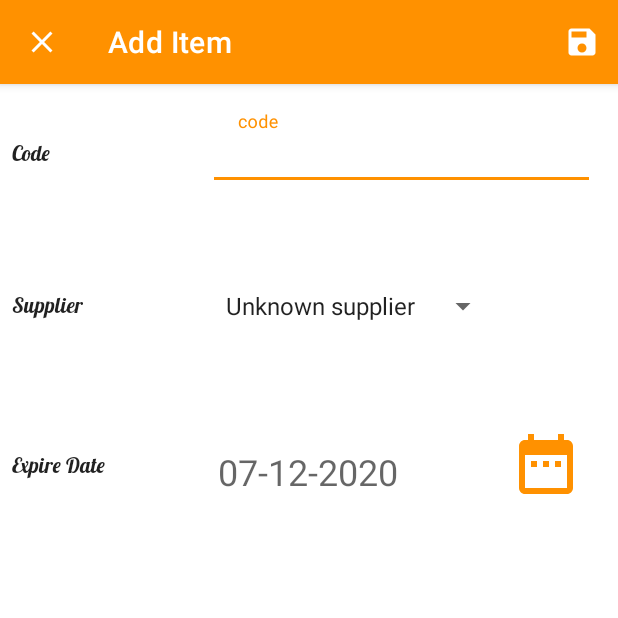
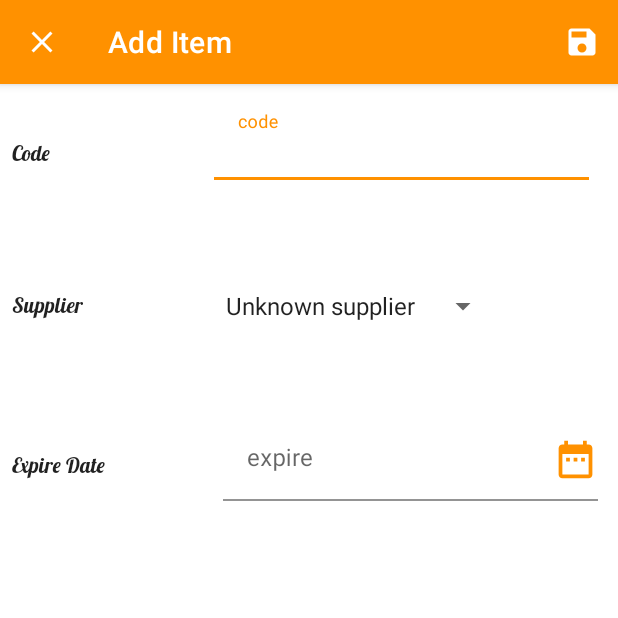
Before and after one commit to samsofa/ExpiredHelper, an Android app: the screen it shows after launch (AddEditItemActivity), after a tap on an icon or button, on a phone screen of 412 x 824 dp, the top half of it. Run offline under Robolectric (Android 15) with nearby library versions, the phone set to English and light mode, and no system bars; our stand-ins replace Room's generated code; libraries missing offline, so code that uses them is left out: it.xabaras.android.

Commit message:
add expiry date in item row

```diff
--- a/app/src/main/java/com/samsofa/expiredhelper/models/Item.java
+++ b/app/src/main/java/com/samsofa/expiredhelper/models/Item.java
@@ -20,7 +20,7 @@ public class Item implements Parcelable {
   private String supplier;
 
   @ColumnInfo(name = "expire_date")
-  private final long expireDate;
+  private long expireDate;
 
 
   public Item(String code, String supplier, long expireDate) {
--- a/app/src/main/java/com/samsofa/expiredhelper/ui/AddEditItemActivity.java
+++ b/app/src/main/java/com/samsofa/expiredhelper/ui/AddEditItemActivity.java
@@ -2,6 +2,7 @@ package com.samsofa.expiredhelper.ui;
 
 import android.app.AlertDialog;
 import android.app.DatePickerDialog;
+import android.app.DatePickerDialog.OnDateSetListener;
 import android.content.DialogInterface;
 import android.content.DialogInterface.OnClickListener;
 import android.content.Intent;
@@ -10,6 +11,7 @@ import android.graphics.drawable.ColorDrawable;
 import android.os.Bundle;
 import android.text.TextUtils;
 import android.util.Log;
+import android.view.Gravity;
 import android.view.Menu;
 import android.view.MenuItem;
 import android.view.MotionEvent;
@@ -18,7 +20,9 @@ import android.view.View.OnTouchListener;
 import android.widget.AdapterView;
 import android.widget.AdapterView.OnItemSelectedListener;
 import android.widget.ArrayAdapter;
+import android.widget.DatePicker;
 import android.widget.EditText;
+import android.widget.ImageView;
 import android.widget.Spinner;
 import android.widget.Toast;
 import androidx.annotation.NonNull;
@@ -30,6 +34,7 @@ import com.google.android.material.textfield.TextInputLayout;
 import com.samsofa.expiredhelper.R;
 import com.samsofa.expiredhelper.models.Item;
 import com.samsofa.expiredhelper.viewModels.ItemViewModel;
+import java.text.SimpleDateFormat;
 import java.util.Calendar;
 
 
@@ -37,11 +42,13 @@ public class AddEditItemActivity extends AppCompatActivity {
 
   private static final String TAG = "AddEditItemActivity";
 
-  TextInputLayout codeTextInputLayout, supplierTextInputLayout, expireTextInputLayout;
+  TextInputLayout codeTextInputLayout, expireDateInputLayout;
   EditText codeEditText, expireDateEditText;
+  ImageView calendarImage;
+
 
   String codeString, expireCode;
-
+  long expireDateMilliSec;
   ItemViewModel itemViewModel;
 
   private Spinner mSupplierSpinner;
@@ -49,6 +56,7 @@ public class AddEditItemActivity extends AppCompatActivity {
 
   private int itemId = -1;
 
+  private DatePickerDialog.OnDateSetListener mOnDateSetListener;
 
   Item selectedItem;
   /**
@@ -68,9 +76,12 @@ public class AddEditItemActivity extends AppCompatActivity {
     }
   };
 
+
   @Override
   protected void onCreate(Bundle savedInstanceState) {
     super.onCreate(savedInstanceState);
+    overridePendingTransition(R.anim.fade_in, R.anim.fade_out);
+
     setContentView(R.layout.activity_add_edit_item);
 
     viewInit();
@@ -84,7 +95,11 @@ public class AddEditItemActivity extends AppCompatActivity {
       setTitle("Edit Item");
       selectedItem = intent.getParcelableExtra("selected_item");
       codeEditText.setText(selectedItem.getCode());
-      expireDateEditText.setText(String.valueOf(selectedItem.getExpireDate()));
+      expireDateMilliSec = selectedItem.getExpireDate();
+
+      expireDateEditText.setText(getFormattedDate(expireDateMilliSec));
+//      Toast.makeText(this, "formatedDate: " + itemViewModel.getFormattedDate(expireDateMilliSec), Toast.LENGTH_SHORT).show();
+
       mSupplier = selectedItem.getSupplier();
       itemId = selectedItem.getId();
       addValueToSpinner();
@@ -102,6 +117,27 @@ public class AddEditItemActivity extends AppCompatActivity {
         .get(ItemViewModel.class);
 
     codeEditText.setOnTouchListener(mOnTouchListener);
+    expireDateEditText.setOnTouchListener(mOnTouchListener);
+
+    expireDateEditText.setOnClickListener(new View.OnClickListener() {
+      @Override
+      public void onClick(View v) {
+        displayDatePicker();
+      }
+    });
+
+    mOnDateSetListener = new OnDateSetListener() {
+      @Override
+      public void onDateSet(DatePicker view, int year, int month, int dayOfMonth) {
+        Calendar cal = Calendar.getInstance();
+        cal.set(year, month, dayOfMonth);
+
+        expireDateMilliSec = cal.getTimeInMillis();
+
+        expireDateEditText.setText(getFormattedDate(expireDateMilliSec));
+      }
+    };
+
 
   }
 
@@ -163,7 +199,7 @@ public class AddEditItemActivity extends AppCompatActivity {
 
     extractValueFromEditText();
 
-    Item newEditItem = new Item(codeString, mSupplier, Long.parseLong(expireCode));
+    Item newEditItem = new Item(codeString, mSupplier, expireDateMilliSec);
 
     if (validation(codeTextInputLayout, codeString)) {
       if (itemId != -1) {
@@ -191,19 +227,20 @@ public class AddEditItemActivity extends AppCompatActivity {
 
   private void extractValueFromEditText() {
     codeString = codeEditText.getText().toString();
-    expireCode = expireDateEditText.getText().toString();
+    // expireCode = expireDateEditText.getText().toString();
 
   }
 
   private void viewInit() {
     //EditText
     codeEditText = findViewById(R.id.et_code_name);
+    expireDateEditText = findViewById(R.id.et_expire_date);
     mSupplierSpinner = findViewById(R.id.spinner_supplier);
-   // expireDateEditText = findViewById(R.id.et_expire);
-    //textInputLayout
-    codeTextInputLayout = findViewById(R.id.code_textInputLayout);
-    supplierTextInputLayout = findViewById(R.id.supplier_textInputLayout);
-    //  expireTextInputLayout = findViewById(R.id.expire_textInputLayout);
+
+    calendarImage = findViewById(R.id.imgv_calendar);
+    expireDateInputLayout = findViewById(R.id.til_expire_date);
+    codeTextInputLayout = findViewById(R.id.til_code);
+
 
   }
 
@@ -369,17 +406,30 @@ public class AddEditItemActivity extends AppCompatActivity {
 
 
   private void displayDatePicker() {
+
     Calendar calendar = Calendar.getInstance();
+
     int year = calendar.get(Calendar.YEAR);
     int month = calendar.get(Calendar.MONTH);
     int day = calendar.get(Calendar.DAY_OF_MONTH);
 
-//    DatePickerDialog dialog = new DatePickerDialog(AddEditItemActivity.this, android.R.style.Theme_Holo_Light_Dialog_MinWidth
-//
-//        year, month, day);
+    DatePickerDialog dialog = new DatePickerDialog(AddEditItemActivity.this,
+        android.R.style.Theme_Holo_Light_Dialog_MinWidth
+        , mOnDateSetListener,
+        year, month, day);
 
-//    dialog.getWindow().setBackgroundDrawable(new ColorDrawable(Color.GRAY));
-//    dialog.show();
+    //select date for future time not past time
+    dialog.getDatePicker().setMinDate(System.currentTimeMillis() - 1000);
+    dialog.getWindow().setBackgroundDrawable(new ColorDrawable(Color.GRAY));
+    dialog.getWindow().setGravity(Gravity.BOTTOM);
+    dialog.show();
   }
 
+
+  private String getFormattedDate(long dateInMillisec) {
+
+    SimpleDateFormat simpleDateFormat = new SimpleDateFormat("MMM dd,yyyy");
+
+    return simpleDateFormat.format(dateInMillisec);
+  }
 }
--- a/app/src/main/java/com/samsofa/expiredhelper/viewModels/ItemViewModel.java
+++ b/app/src/main/java/com/samsofa/expiredhelper/viewModels/ItemViewModel.java
@@ -6,8 +6,9 @@ import androidx.lifecycle.AndroidViewModel;
 import androidx.lifecycle.LiveData;
 import com.samsofa.expiredhelper.models.Item;
 import com.samsofa.expiredhelper.repo.ItemRepository;
+import java.text.SimpleDateFormat;
+import java.util.Date;
 import java.util.List;
-import java.util.concurrent.ExecutionException;
 
 public class ItemViewModel extends AndroidViewModel {
 
--- /dev/null
+++ b/app/src/main/res/anim/fade_in.xml
@@ -0,0 +1,6 @@
+<?xml version="1.0" encoding="utf-8"?>
+<alpha xmlns:android="http://schemas.android.com/apk/res/android"
+  android:duration="600"
+  android:fromAlpha="0.0"
+  android:interpolator="@android:anim/accelerate_interpolator"
+  android:toAlpha="1.0" />
--- /dev/null
+++ b/app/src/main/res/anim/fade_out.xml
@@ -0,0 +1,6 @@
+<?xml version="1.0" encoding="utf-8"?>
+<alpha xmlns:android="http://schemas.android.com/apk/res/android"
+  android:duration="500"
+  android:fromAlpha="1.0"
+  android:interpolator="@android:anim/accelerate_interpolator"
+  android:toAlpha="0.0" />
--- a/app/src/main/res/anim/fade_scale_animation.xml
+++ b/app/src/main/res/anim/fade_scale_animation.xml
@@ -1,15 +1,20 @@
 <?xml version="1.0" encoding="utf-8"?>
 <set xmlns:android="http://schemas.android.com/apk/res/android">
   <alpha
-    android:duration="700"
+    android:duration="900"
     android:fromAlpha="0.0"
     android:toAlpha="1.0" />
-  <scale
-    android:duration="900"
-    android:fillBefore="false"
-    android:fromXScale="0.0"
-    android:fromYScale="0.0"
-    android:toXScale="1.10"
-    android:toYScale="1.10" />
+  <!--  <scale-->
+  <!--    android:duration="900"-->
+  <!--    android:fillBefore="false"-->
+  <!--    android:fromXScale="1.2"-->
+  <!--    android:fromYScale="1.2"-->
+  <!--    android:toXScale="1"-->
+  <!--    android:toYScale="1" />-->
+
+  <translate
+    android:duration="1000"
+    android:fromXDelta="100%"
+    android:toXDelta="0%" />
 
 </set>
--- a/app/src/main/res/layout/activity_add_edit_item.xml
+++ b/app/src/main/res/layout/activity_add_edit_item.xml
@@ -9,7 +9,7 @@
 
 
   <com.google.android.material.textfield.TextInputLayout
-    android:id="@+id/code_textInputLayout"
+    android:id="@+id/til_code"
     android:layout_width="250dp"
     android:layout_height="wrap_content"
     android:layout_marginStart="8dp"
@@ -39,8 +39,7 @@
     app:layout_constraintEnd_toEndOf="parent"
     app:layout_constraintHorizontal_bias="0.043"
     app:layout_constraintStart_toStartOf="@+id/guideline"
-    app:layout_constraintTop_toBottomOf="@+id/code_textInputLayout" />
-
+    app:layout_constraintTop_toBottomOf="@+id/til_code" />
 
 
   <androidx.constraintlayout.widget.Guideline
@@ -55,10 +54,10 @@
     android:layout_width="wrap_content"
     android:layout_height="wrap_content"
     android:layout_marginTop="24dp"
+    android:fontFamily="@font/lobster"
     android:text="Code"
-    android:fontFamily="@font/lobster"
     android:textAppearance="@style/TextAppearance.AppCompat.Body1"
-    app:layout_constraintBottom_toBottomOf="@+id/code_textInputLayout"
+    app:layout_constraintBottom_toBottomOf="@+id/til_code"
     app:layout_constraintStart_toStartOf="parent"
     app:layout_constraintTop_toTopOf="parent" />
 
@@ -94,30 +93,36 @@
     app:constraint_referenced_ids="textView,textView4,textView5"
     tools:layout_editor_absoluteX="395dp" />
 
+
+  <com.google.android.material.textfield.TextInputLayout
+    android:id="@+id/til_expire_date"
+    android:layout_width="250dp"
+    android:layout_height="wrap_content"
+    android:layout_marginTop="50dp"
+    app:layout_constraintEnd_toEndOf="parent"
+    app:layout_constraintHorizontal_bias="0.772"
+    app:layout_constraintStart_toStartOf="@+id/guideline"
+    app:layout_constraintTop_toBottomOf="@+id/spinner_supplier">
+
+    <EditText
+      android:id="@+id/et_expire_date"
+      android:layout_width="match_parent"
+      android:layout_height="wrap_content"
+      android:background="@drawable/round_corner"
+      android:focusableInTouchMode="false"
+      android:hint="expire"
+      android:inputType="date"
+      android:maxLines="1" />
+
+  </com.google.android.material.textfield.TextInputLayout>
+
   <ImageView
-    android:id="@+id/calendar_imgv"
-    android:layout_width="48dp"
-    android:layout_height="48dp"
-    android:layout_marginTop="105dp"
-    android:layout_marginEnd="16dp"
-    app:layout_constraintEnd_toEndOf="parent"
-    app:layout_constraintTop_toTopOf="@+id/spinner_supplier"
-    app:srcCompat="@drawable/ic_calendar"
-    tools:ignore="VectorDrawableCompat" />
+    android:id="@+id/imgv_calendar"
+    android:layout_width="30dp"
+    android:layout_height="30dp"
 
-  <TextView
-    android:id="@+id/expire_date_txv"
-    android:layout_width="wrap_content"
-    android:layout_height="wrap_content"
-    android:layout_marginStart="8dp"
-    android:layout_marginTop="70dp"
-    android:inputType="date"
-    android:text="07-12-2020"
-    android:textAppearance="@style/TextAppearance.AppCompat.Display1"
-    android:textSize="24dp"
-    app:layout_constraintEnd_toStartOf="@+id/calendar_imgv"
-    app:layout_constraintHorizontal_bias="0.075"
-    app:layout_constraintStart_toStartOf="@+id/guideline"
-    app:layout_constraintTop_toBottomOf="@+id/spinner_supplier" />
-
+    app:layout_constraintBottom_toBottomOf="@+id/til_expire_date"
+    app:layout_constraintEnd_toEndOf="@+id/til_expire_date"
+    app:layout_constraintTop_toTopOf="@+id/til_expire_date"
+    app:srcCompat="@drawable/ic_calendar" />
 </androidx.constraintlayout.widget.ConstraintLayout>
--- a/app/src/main/res/values/colors.xml
+++ b/app/src/main/res/values/colors.xml
@@ -10,4 +10,19 @@
   <color name="red">#c80000</color>
   <color name="gray">#dcdcdc</color>
   <color name="canary">#ff9100</color>
+
+
+  <!--expire date circle color-->
+  <color name="day60plus">#8BC34A</color>
+
+
+  <color name="day60">#f06292</color>
+
+
+  <color name="day30">#d81b60</color>
+
+
+  <color name="day15">#ad1457</color>
+
+  <color name="day5">#560027</color>
 </resources>
```
Also changed, not shown: app/src/main/java/com/samsofa/expiredhelper/adapters/ItemAdapter.java (+57 -1 lines), app/src/main/java/com/samsofa/expiredhelper/ui/MainActivity.java (+7 -5 lines), app/src/main/res/drawable/expire_date_background.xml (added, +9 -0 lines), app/src/main/res/layout/item_row.xml (+5 -2 lines).
